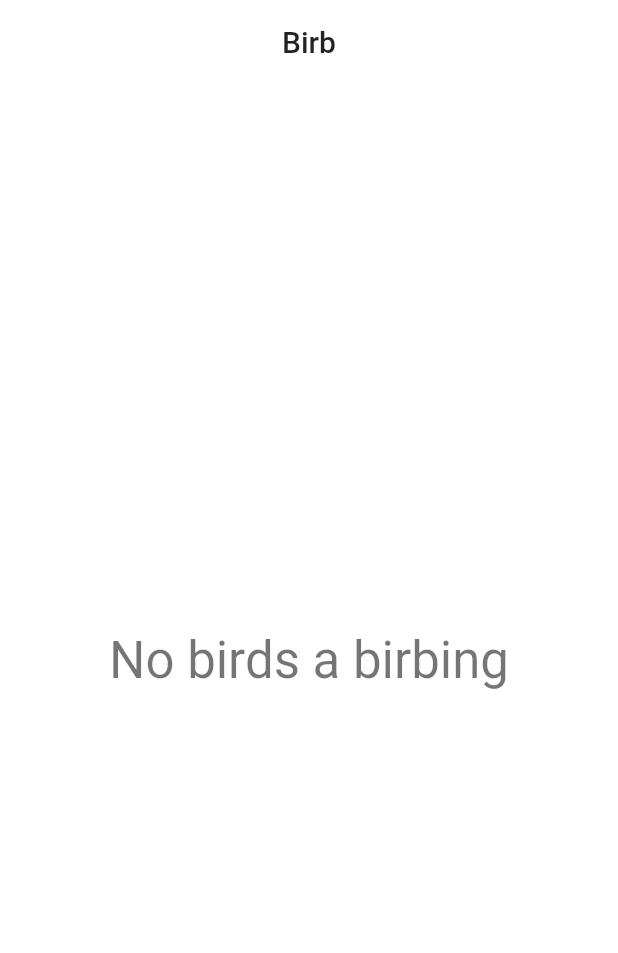
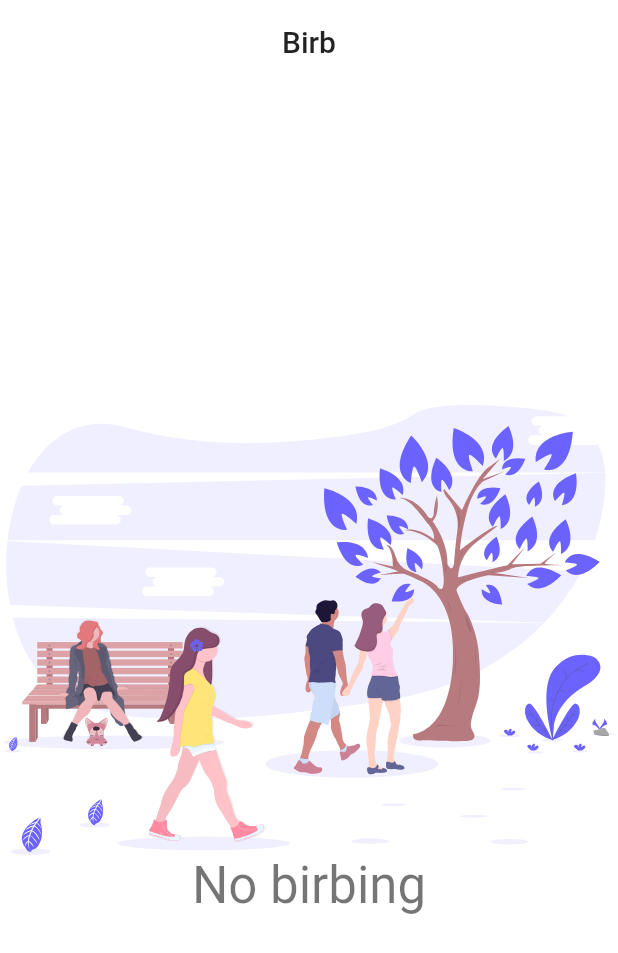
Before and after one commit to adrynovorg/birb, a Flutter app: the screen it shows after launch, on a phone screen of 412 x 824 dp. Shown: the top 953 px of the screen. Run offline on Flutter 3.47's test engine with Material 2 defaults, Android fonts, the phone set to English and light mode, and no system bars; our stand-ins replace flutter_svg.

```diff
--- a/lib/main.dart
+++ b/lib/main.dart
@@ -1,5 +1,7 @@
 import 'package:flutter/material.dart';
 import 'package:flutter/services.dart';
+
+import 'package:burb/ui/nocontent.dart';
 
 void main() {
   runApp(MyApp());
@@ -47,35 +49,7 @@ class _MyHomePageState extends State<MyHomePage> {
         ),
         elevation: 0.0,
       ),
-      body: Center(
-        child: Column(
-          // Column is also layout widget. It takes a list of children and
-          // arranges them vertically. By default, it sizes itself to fit its
-          // children horizontally, and tries to be as tall as its parent.
-          //
-          // Invoke "debug painting" (press "p" in the console, choose the
-          // "Toggle Debug Paint" action from the Flutter Inspector in Android
-          // Studio, or the "Toggle Debug Paint" command in Visual Studio Code)
-          // to see the wireframe for each widget.
-          //
-          // Column has various properties to control how it sizes itself and
-          // how it positions its children. Here we use mainAxisAlignment to
-          // center the children vertically; the main axis here is the vertical
-          // axis because Columns are vertical (the cross axis would be
-          // horizontal).
-          mainAxisAlignment: MainAxisAlignment.center,
-          children: <Widget>[
-            Text(
-              'No birds a birbing',
-              style: Theme.of(context).textTheme.display1,
-            ),
-            // Text(
-            //   '$_counter',
-            //   style: Theme.of(context).textTheme.display1,
-            // ),
-          ],
-        ),
-      ),
+      body: NoContent(),
       // floatingActionButton: FloatingActionButton(
       //   onPressed: _incrementCounter,
       //   tooltip: 'Increment',
--- /dev/null
+++ b/lib/ui/nocontent.dart
@@ -0,0 +1,40 @@
+import 'package:flutter/material.dart';
+import 'package:flutter_svg/flutter_svg.dart';
+
+class NoContent extends StatelessWidget {
+  const NoContent();
+
+  @override
+  Widget build(BuildContext context) {
+    return Container(
+      width: MediaQuery.of(context).size.width,
+      child: Column(
+        mainAxisAlignment: MainAxisAlignment.center,
+        children: <Widget>[
+          SvgPicture.asset(
+            'assets/images/no_content.svg',
+            height: 300.0,
+          ),
+          Text(
+            'No birbing',
+            style: Theme.of(context).textTheme.display1,
+          ),
+        ],
+      ),
+    );
+  }
+}
+
+// Widget build(BuildContext context) {
+//   // ...
+//   return DecoratedBox(
+//     decoration: BoxDecoration(
+//       image: DecorationImage(
+//         image: AssetImage('graphics/background.png'),
+//         // ...
+//       ),
+//       // ...
+//     ),
+//   );
+//   // ...
+// }
```
Also changed, not shown: pubspec.yaml (+3 -6 lines), assets/images/no_content.svg (added), 3 other files.
